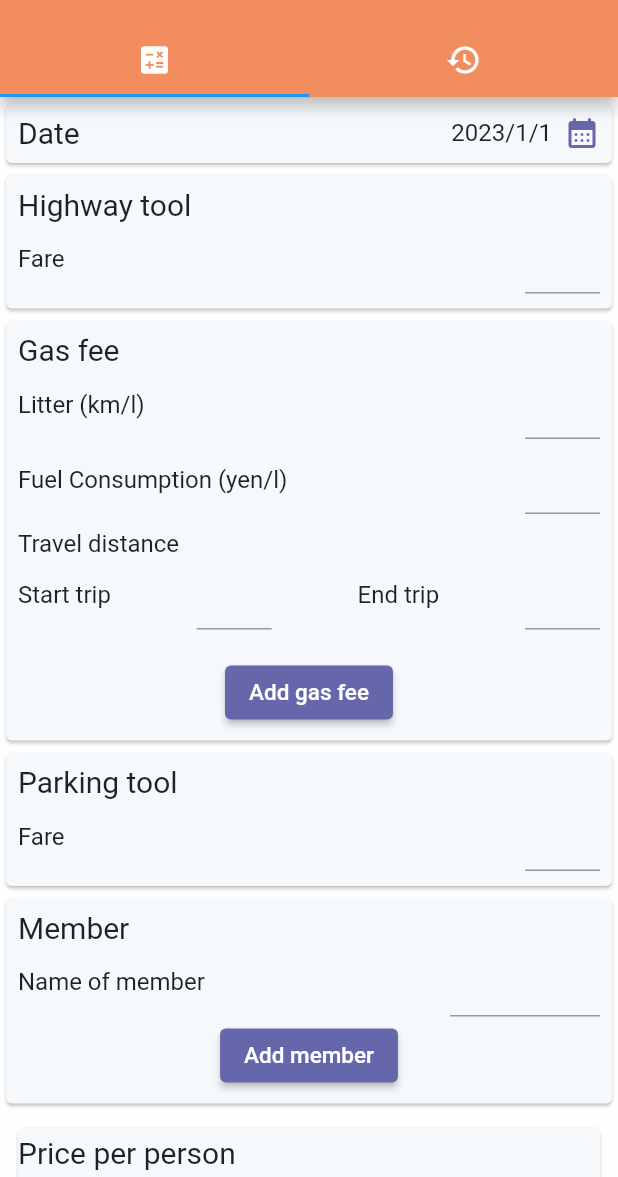
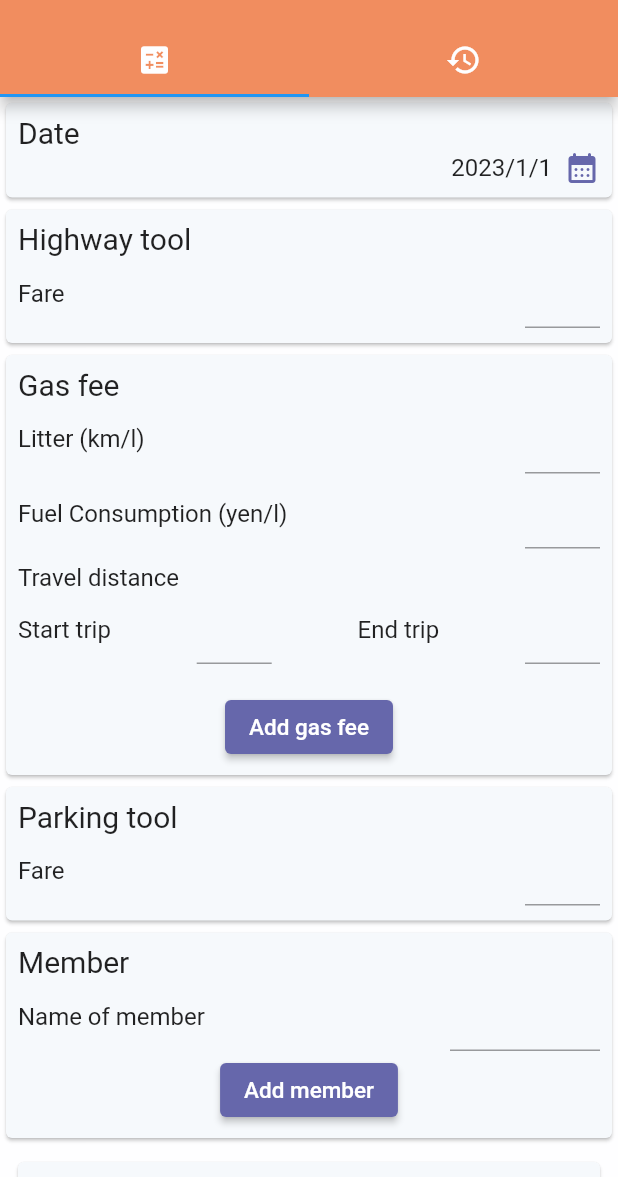
Before and after one commit to UraShiba/dutch_app, a Flutter app: the screen it shows after launch, on a phone screen of 412 x 824 dp, the part 59-1236 px from its top. Run offline on Flutter 3.47's test engine with Material 2 defaults, Android fonts, the phone set to English and light mode, and no system bars; our stand-ins replace equatable, flutter_bloc.

Commit message:
Change finle name

```diff
--- a/lib/calculate_page/widget/entered_item_card.dart
+++ b/lib/calculate_page/widget/entered_item_card.dart
@@ -1,4 +1,4 @@
-import 'package:dutch_app/configration/style.dart';
+import 'package:dutch_app/configuration/style.dart';
 import 'package:flutter/material.dart';
 
 class EnteredItemCard extends StatelessWidget {
--- a/lib/calculate_page/widget/input_card/date_pick_card.dart
+++ b/lib/calculate_page/widget/input_card/date_pick_card.dart
@@ -1,5 +1,5 @@
 import 'package:dutch_app/bloc/date_pick/date_pick_cubit.dart';
-import 'package:dutch_app/configration/style.dart';
+import 'package:dutch_app/configuration/style.dart';
 import 'package:flutter/material.dart';
 import 'package:flutter_bloc/flutter_bloc.dart';
 
@@ -13,17 +13,13 @@ class DatePickCard extends StatelessWidget {
       child: Padding(
         padding: const EdgeInsets.all(8.0),
         child: Column(
-          mainAxisAlignment: MainAxisAlignment.start,
           crossAxisAlignment: CrossAxisAlignment.start,
-          children: [
-            Row(
-              mainAxisAlignment: MainAxisAlignment.spaceBetween,
           children: [
             const Text('Date', style: textStyle1),
             Row(
+              mainAxisAlignment: MainAxisAlignment.end,
               children: [
-                    BlocBuilder<DatePickCubit, DateTime>(
-                        builder: (context, date) {
+                BlocBuilder<DatePickCubit, DateTime>(builder: (context, date) {
                   return Text(
                     '${date.year}/${date.month}/${date.day}',
                     style: textStyle2,
@@ -41,8 +37,6 @@ class DatePickCard extends StatelessWidget {
                     Icons.calendar_month_rounded,
                     color: buttonColor,
                   ),
-                    ),
-                  ],
                 ),
               ],
             ),
--- a/lib/calculate_page/widget/input_card/gas_input_card.dart
+++ b/lib/calculate_page/widget/input_card/gas_input_card.dart
@@ -1,6 +1,6 @@
 import 'package:dutch_app/bloc/gas_fee/gas_fee_cubit.dart';
 import 'package:dutch_app/bloc/total_amount/total_amount_cubit.dart';
-import 'package:dutch_app/configration/style.dart';
+import 'package:dutch_app/configuration/style.dart';
 import 'package:dutch_app/model/transportation.dart';
 import 'package:flutter/material.dart';
 import 'package:flutter/services.dart';
--- a/lib/calculate_page/widget/input_card/highway_tool_input_card.dart
+++ b/lib/calculate_page/widget/input_card/highway_tool_input_card.dart
@@ -1,6 +1,6 @@
 import 'package:dutch_app/bloc/highway_tool/highway_tool_cubit.dart';
 import 'package:dutch_app/bloc/total_amount/total_amount_cubit.dart';
-import 'package:dutch_app/configration/style.dart';
+import 'package:dutch_app/configuration/style.dart';
 import 'package:flutter/material.dart';
 import 'package:flutter/services.dart';
 import 'package:flutter_bloc/flutter_bloc.dart';
--- a/lib/calculate_page/widget/input_card/member_input_card.dart
+++ b/lib/calculate_page/widget/input_card/member_input_card.dart
@@ -1,5 +1,5 @@
 import 'package:dutch_app/bloc/member/member_cubit.dart';
-import 'package:dutch_app/configration/style.dart';
+import 'package:dutch_app/configuration/style.dart';
 import 'package:flutter/material.dart';
 import 'package:flutter_bloc/flutter_bloc.dart';
 
--- a/lib/calculate_page/widget/input_card/parking_fee_card.dart
+++ b/lib/calculate_page/widget/input_card/parking_fee_card.dart
@@ -1,6 +1,6 @@
 import 'package:dutch_app/bloc/parking_fee/parking_fee_cubit.dart';
 import 'package:dutch_app/bloc/total_amount/total_amount_cubit.dart';
-import 'package:dutch_app/configration/style.dart';
+import 'package:dutch_app/configuration/style.dart';
 import 'package:flutter/material.dart';
 import 'package:flutter/services.dart';
 import 'package:flutter_bloc/flutter_bloc.dart';
--- a/lib/calculate_page/widget/input_card/price_per_person_card.dart
+++ b/lib/calculate_page/widget/input_card/price_per_person_card.dart
@@ -1,6 +1,6 @@
 import 'package:dutch_app/bloc/member/member_cubit.dart';
 import 'package:dutch_app/bloc/total_amount/total_amount_cubit.dart';
-import 'package:dutch_app/configration/style.dart';
+import 'package:dutch_app/configuration/style.dart';
 import 'package:dutch_app/model/total_amount.dart';
 import 'package:flutter/material.dart';
 import 'package:flutter_bloc/flutter_bloc.dart';
--- a/lib/calculate_page/widget/save_button.dart
+++ b/lib/calculate_page/widget/save_button.dart
@@ -2,7 +2,7 @@ import 'package:dutch_app/bloc/date_pick/date_pick_cubit.dart';
 import 'package:dutch_app/bloc/history/history_cubit.dart';
 import 'package:dutch_app/bloc/member/member_cubit.dart';
 import 'package:dutch_app/bloc/total_amount/total_amount_cubit.dart';
-import 'package:dutch_app/configration/style.dart';
+import 'package:dutch_app/configuration/style.dart';
 import 'package:dutch_app/model/history.dart';
 import 'package:flutter/material.dart';
 import 'package:flutter_bloc/flutter_bloc.dart';
--- a/lib/history_page/history_page.dart
+++ b/lib/history_page/history_page.dart
@@ -1,5 +1,5 @@
 import 'package:dutch_app/bloc/history/history_cubit.dart';
-import 'package:dutch_app/configration/style.dart';
+import 'package:dutch_app/configuration/style.dart';
 import 'package:dutch_app/model/history.dart';
 import 'package:flutter/material.dart';
 import 'package:flutter_bloc/flutter_bloc.dart';
--- a/lib/main.dart
+++ b/lib/main.dart
@@ -1,6 +1,6 @@
 import 'package:dutch_app/bloc/history/history_cubit.dart';
 import 'package:dutch_app/calculate_page/calculate_page.dart';
-import 'package:dutch_app/configration/style.dart';
+import 'package:dutch_app/configuration/style.dart';
 import 'package:flutter/material.dart';
 import 'package:flutter_bloc/flutter_bloc.dart';
 
```
Also changed, not shown: lib/configuration/style.dart (renamed from lib/configration/style.dart). Lines whose indentation alone changed are shown as unchanged.
